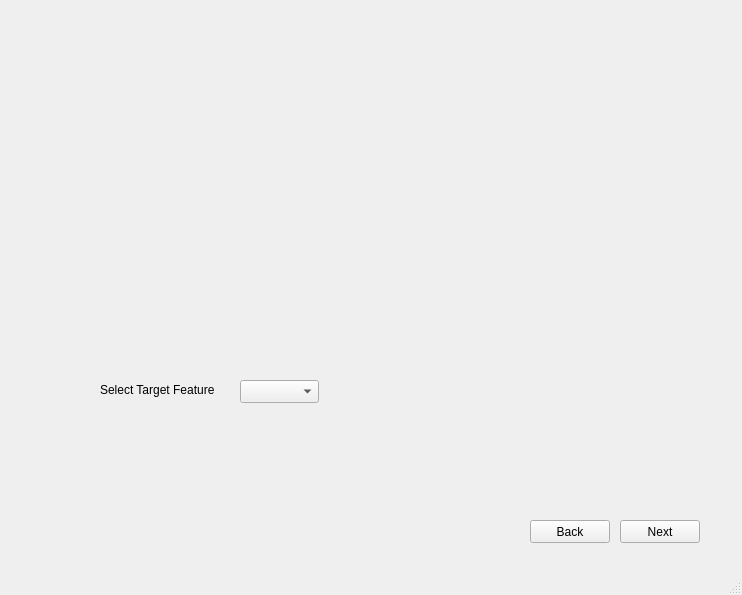
This is guiv1.ui in ggrkp/projectv1 as Qt 5 draws it before an edit. The edited form follows.
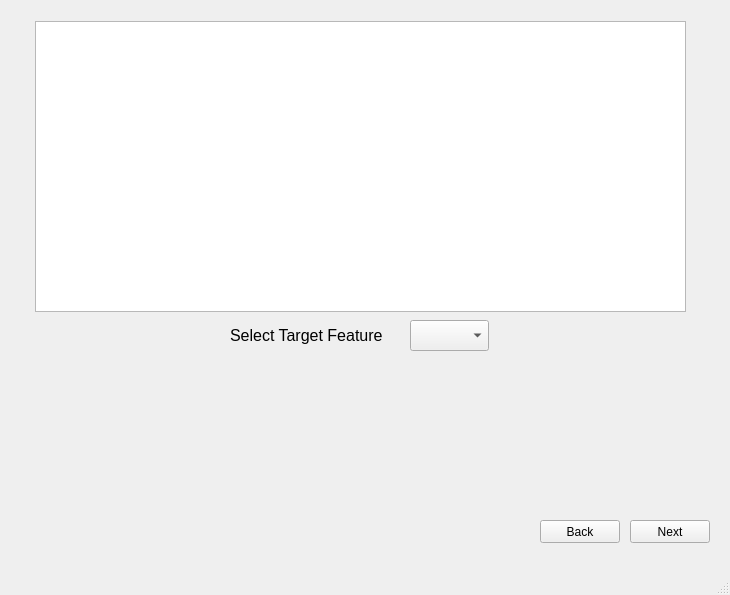
This is the edited form.

Patch:
```diff
--- a/guiv1.ui
+++ b/guiv1.ui
@@ -6,7 +6,7 @@
    <rect>
     <x>0</x>
     <y>0</y>
-    <width>742</width>
+    <width>730</width>
     <height>595</height>
    </rect>
   </property>
@@ -17,9 +17,9 @@
    <widget class="QStackedWidget" name="stackedWidget">
     <property name="geometry">
      <rect>
-      <x>10</x>
+      <x>20</x>
       <y>10</y>
-      <width>691</width>
+      <width>701</width>
       <height>541</height>
      </rect>
     </property>
@@ -161,10 +161,10 @@
      <widget class="QComboBox" name="comboBox">
       <property name="geometry">
        <rect>
-        <x>230</x>
-        <y>370</y>
+        <x>390</x>
+        <y>310</y>
         <width>79</width>
-        <height>23</height>
+        <height>31</height>
        </rect>
       </property>
       <property name="maximumSize">
@@ -177,16 +177,31 @@
      <widget class="QLabel" name="label_5">
       <property name="geometry">
        <rect>
-        <x>90</x>
-        <y>370</y>
-        <width>131</width>
-        <height>20</height>
+        <x>210</x>
+        <y>310</y>
+        <width>181</width>
+        <height>31</height>
        </rect>
       </property>
+      <property name="font">
+       <font>
+        <pointsize>12</pointsize>
+       </font>
+      </property>
       <property name="text">
        <string>Select Target Feature</string>
       </property>
      </widget>
+     <widget class="QTableView" name="csvPreview">
+      <property name="geometry">
+       <rect>
+        <x>15</x>
+        <y>11</y>
+        <width>651</width>
+        <height>291</height>
+       </rect>
+      </property>
+     </widget>
     </widget>
     <widget class="QWidget" name="page_3">
      <widget class="QPushButton" name="pushButton_3">
```
Left out of the diff: 53 changed lines with no effect on the pictures.
